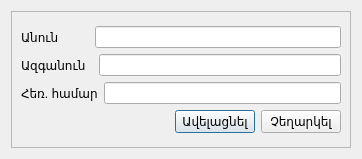
First picture: the form in src/addcustomer.ui, repository ADCompany/AD-Farm, before the edit.
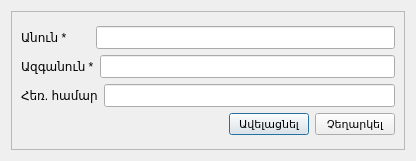
Second picture: the form after the edit. Icons and pictures are not drawn.

Commit message: Final Integration of AddCustomer dialog

The edit to the form file:
```diff
--- a/src/addcustomer.ui
+++ b/src/addcustomer.ui
@@ -6,8 +6,8 @@
    <rect>
     <x>0</x>
     <y>0</y>
-    <width>362</width>
-    <height>159</height>
+    <width>416</width>
+    <height>161</height>
    </rect>
   </property>
   <property name="sizePolicy">
@@ -30,8 +30,8 @@
        <rect>
         <x>0</x>
         <y>0</y>
-        <width>342</width>
-        <height>139</height>
+        <width>396</width>
+        <height>141</height>
        </rect>
       </property>
       <layout class="QGridLayout" name="gridLayout_2">
@@ -46,14 +46,29 @@
                <item>
                 <widget class="QLabel" name="label">
                  <property name="text">
-                  <string>Անուն         </string>
+                  <string>Անուն *       </string>
+                 </property>
+                 <property name="wordWrap">
+                  <bool>false</bool>
                  </property>
                 </widget>
                </item>
               </layout>
              </item>
              <item>
-              <widget class="QLineEdit" name="editFirstName"/>
+              <widget class="QLineEdit" name="editFirstName">
+               <property name="font">
+                <font>
+                 <family>MS Shell Dlg 2</family>
+                 <pointsize>10</pointsize>
+                 <weight>50</weight>
+                 <bold>false</bold>
+                </font>
+               </property>
+               <property name="maxLength">
+                <number>20</number>
+               </property>
+              </widget>
              </item>
             </layout>
            </item>
@@ -64,14 +79,26 @@
                <item>
                 <widget class="QLabel" name="label_2">
                  <property name="text">
-                  <string>Ազգանուն  </string>
+                  <string>Ազգանուն *</string>
                  </property>
                 </widget>
                </item>
               </layout>
              </item>
              <item>
-              <widget class="QLineEdit" name="editLastName"/>
+              <widget class="QLineEdit" name="editLastName">
+               <property name="font">
+                <font>
+                 <pointsize>10</pointsize>
+                </font>
+               </property>
+               <property name="maxLength">
+                <number>20</number>
+               </property>
+               <property name="frame">
+                <bool>true</bool>
+               </property>
+              </widget>
              </item>
             </layout>
            </item>
@@ -89,7 +116,16 @@
               </layout>
              </item>
              <item>
-              <widget class="QLineEdit" name="editPhone"/>
+              <widget class="QLineEdit" name="editPhone">
+               <property name="font">
+                <font>
+                 <pointsize>10</pointsize>
+                </font>
+               </property>
+               <property name="maxLength">
+                <number>30</number>
+               </property>
+              </widget>
              </item>
             </layout>
            </item>
@@ -114,13 +150,36 @@
              </item>
              <item>
               <widget class="QPushButton" name="btnAddCustomer">
+               <property name="sizePolicy">
+                <sizepolicy hsizetype="Fixed" vsizetype="Fixed">
+                 <horstretch>0</horstretch>
+                 <verstretch>0</verstretch>
+                </sizepolicy>
+               </property>
+               <property name="font">
+                <font>
+                 <pointsize>8</pointsize>
+                </font>
+               </property>
                <property name="text">
                 <string>Ավելացնել</string>
                </property>
+               <property name="icon">
+                <iconset resource="farmmanager.qrc">
+                 <normaloff>:/FarmManager/Resources/plus.png</normaloff>:/FarmManager/Resources/plus.png</iconset>
+               </property>
+               <property name="default">
+                <bool>true</bool>
+               </property>
               </widget>
              </item>
              <item>
               <widget class="QPushButton" name="btnCancel">
+               <property name="font">
+                <font>
+                 <pointsize>8</pointsize>
+                </font>
+               </property>
                <property name="text">
                 <string>Չեղարկել</string>
                </property>
```
Left out of the diff: 15 changed lines with no effect on the pictures. The commit also changes 6 other files.
